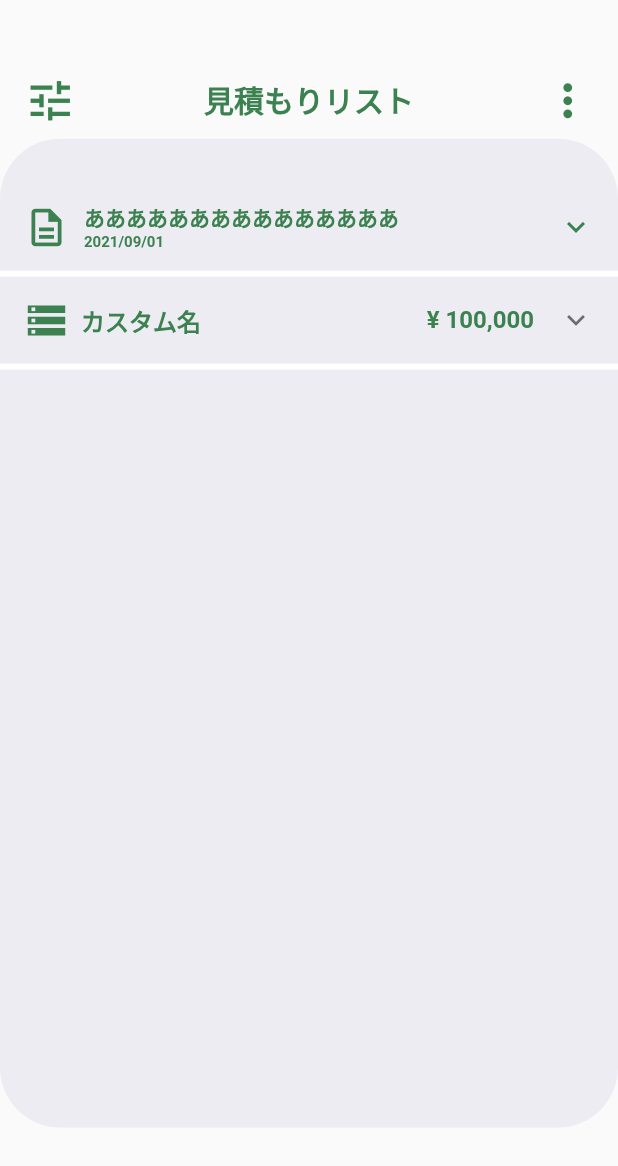
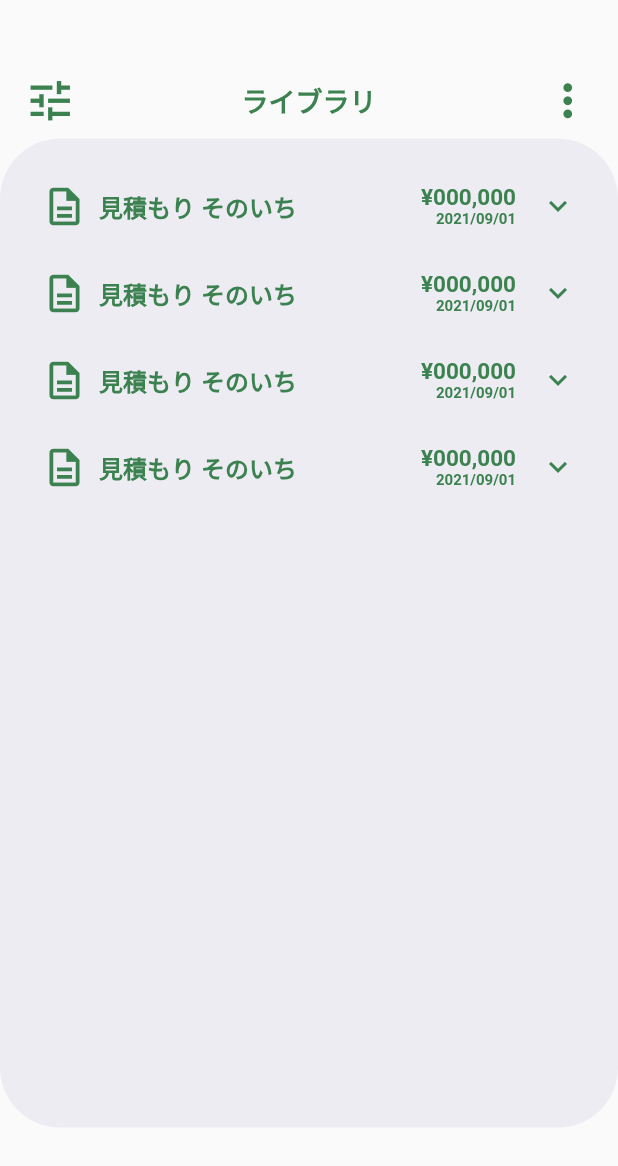
Before and after one commit to OishiKai/PC-Builder, a Flutter app: the StoredCustomListPage screen opened directly, on a phone screen of 412 x 824 dp. Shown: the top 1166 px of the screen. Run offline on Flutter 3.47's test engine with Material 2 defaults, Android fonts, the phone set to English and light mode, and no system bars; our stand-ins replace carousel_slider, flutter_riverpod, freezed_annotation, material_segmented_control, riverpod_annotation, smooth_page_indicator and 1 more; missing offline and left inert: charset_converter, clippy_flutter, euc; accounts and stored records are empty; generated files the repository leaves out were written again.

Commit message:
保存済みカスタムタイル追加

```diff
--- a/lib/pages/stored_custom_list_page.dart
+++ b/lib/pages/stored_custom_list_page.dart
@@ -1,4 +1,5 @@
 import 'package:custom_pc/config/size_config.dart';
+import 'package:custom_pc/widgets/stored_custom_list/custom_tile.dart';
 import 'package:flutter/material.dart';
 
 class StoredCustomListPage extends StatelessWidget {
@@ -31,9 +32,9 @@ class StoredCustomListPage extends StatelessWidget {
                 ),
                 const Spacer(),
                 const Text(
-                  '見積もりリスト',
+                  'ライブラリ',
                   style: TextStyle(
-                    fontSize: 20,
+                    fontSize: 18,
                     color: mainColor,
                     fontWeight: FontWeight.bold,
                   ),
@@ -54,138 +55,21 @@ class StoredCustomListPage extends StatelessWidget {
           ),
           const SizedBox(height: 8),
           Container(
+            padding: const EdgeInsets.only(top: 16),
             height: SizeConfig.blockSizeVertical * 80,
-              padding: const EdgeInsets.only(top: 30),
             decoration: BoxDecoration(
               color: const Color(0xFFEDECF2),
               borderRadius: BorderRadius.circular(40),
             ),
-              child: Column(
-                children: [
-                  Container(
-                    decoration: const BoxDecoration(
-                      border: Border(
-                        bottom: BorderSide(
-                          color: Colors.white,
-                          width: 4,
+            child: ListView.builder(
+              padding: EdgeInsets.zero,
+              shrinkWrap: true,
+              itemCount: 4,
+              itemBuilder: (BuildContext context, int index) {
+                return const CustomTile();
+              },
             ),
           ),
-                    ),
-                    child: Theme(
-                      data: Theme.of(context).copyWith(dividerColor: Colors.transparent),
-                      child: ExpansionTile(
-                        backgroundColor: const Color(0xFFEDECF2),
-                        collapsedIconColor: mainColor,
-                        iconColor: mainColor,
-                        //collapsedBackgroundColor: Colors.redAccent,
-                        collapsedTextColor: Colors.blue,
-                        title: Row(
-                          children: [
-                            const Icon(
-                              Icons.description_outlined,
-                              size: 30,
-                              color: mainColor,
-                            ),
-                            const SizedBox(width: 10),
-                            Column(
-                              crossAxisAlignment: CrossAxisAlignment.start,
-                              children: const [
-                                Text(
-                                  'あああああああああああああああ',
-                                  maxLines: 1,
-                                  textAlign: TextAlign.right,
-                                  overflow: TextOverflow.ellipsis,
-                                  style: TextStyle(
-                                    fontSize: 14,
-                                    fontWeight: FontWeight.bold,
-                                    color: mainColor,
-                                  ),
-                                ),
-                                Text(
-                                  '2021/09/01',
-                                  style: TextStyle(
-                                    fontSize: 10,
-                                    fontWeight: FontWeight.bold,
-                                    color: mainColor,
-                                  ),
-                                ),
-                              ],
-                            ),
-                          ],
-                        ),
-                        children: const [
-                          ListTile(
-                            title: Text(
-                              'CPU',
-                              style: TextStyle(
-                                fontSize: 20,
-                                fontWeight: FontWeight.bold,
-                              ),
-                            ),
-                          ),
-                        ],
-                      ),
-                    ),
-                  ),
-                  Container(
-                    decoration: const BoxDecoration(
-                      border: Border(
-                        bottom: BorderSide(
-                          color: Colors.white,
-                          width: 4,
-                        ),
-                      ),
-                    ),
-                    child: Theme(
-                      data: Theme.of(context).copyWith(dividerColor: Colors.transparent),
-                      child: ExpansionTile(
-                        backgroundColor: const Color(0xFFEDECF2),
-                        //collapsedIconColor: mainColor,
-                        //collapsedBackgroundColor: Colors.redAccent,
-                        collapsedTextColor: Colors.blue,
-                        title: Row(
-                          children: const [
-                            Icon(
-                              Icons.storage_sharp,
-                              size: 30,
-                              color: mainColor,
-                            ),
-                            SizedBox(width: 8),
-                            Text(
-                              'カスタム名',
-                              style: TextStyle(
-                                fontSize: 16,
-                                fontWeight: FontWeight.bold,
-                                color: mainColor,
-                              ),
-                            ),
-                            Spacer(),
-                            Text(
-                              '¥ 100,000',
-                              style: TextStyle(
-                                fontSize: 16,
-                                fontWeight: FontWeight.bold,
-                                color: mainColor,
-                              ),
-                            ),
-                          ],
-                        ),
-                        children: const [
-                          ListTile(
-                            title: Text(
-                              'CPU',
-                              style: TextStyle(
-                                fontSize: 20,
-                                fontWeight: FontWeight.bold,
-                              ),
-                            ),
-                          ),
-                        ],
-                      ),
-                    ),
-                  ),
-                ],
-              )),
         ],
       ),
     ));
--- /dev/null
+++ b/lib/widgets/stored_custom_list/custom_tile.dart
@@ -0,0 +1,347 @@
+import 'package:custom_pc/config/size_config.dart';
+import 'package:flutter/material.dart';
+
+class CustomTile extends StatelessWidget {
+  const CustomTile({super.key});
+
+  @override
+  Widget build(BuildContext context) {
+    SizeConfig().init(context);
+    const mainColor = Color.fromRGBO(60, 130, 80, 1);
+
+    return Container(
+      padding: const EdgeInsets.symmetric(horizontal: 12),
+      child: Theme(
+        data: Theme.of(context).copyWith(dividerColor: Colors.transparent),
+        child: ExpansionTile(
+          backgroundColor: const Color(0xFFEDECF2),
+          collapsedIconColor: mainColor,
+          iconColor: mainColor,
+          //collapsedBackgroundColor: Colors.redAccent,
+          collapsedTextColor: Colors.blue,
+          title: Row(
+            children: [
+              const Icon(
+                Icons.description_outlined,
+                size: 30,
+                color: mainColor,
+              ),
+              const SizedBox(width: 8),
+              Expanded(
+                child: Text(
+                  '見積もり そのいち',
+                  maxLines: 1,
+                  textAlign: TextAlign.left,
+                  overflow: TextOverflow.ellipsis,
+                  style: TextStyle(
+                    fontSize: 16,
+                    fontWeight: FontWeight.bold,
+                    color: mainColor,
+                  ),
+                ),
+              ),
+              SizedBox(
+                width: 16,
+              ),
+              Column(
+                crossAxisAlignment: CrossAxisAlignment.end,
+                children: [
+                  Text(
+                    '¥000,000',
+                    style: TextStyle(
+                      fontSize: 15,
+                      fontWeight: FontWeight.bold,
+                      color: mainColor,
+                    ),
+                  ),
+                  Text(
+                    '2021/09/01',
+                    style: TextStyle(
+                      fontSize: 10,
+                      fontWeight: FontWeight.bold,
+                      color: mainColor,
+                    ),
+                  ),
+                ],
+              ),
+            ],
+          ),
+          children: [
+            Container(
+                width: double.infinity,
+                decoration: BoxDecoration(
+                    color: Colors.white,
+                    borderRadius: const BorderRadius.only(
+                      bottomLeft: Radius.circular(15),
+                      bottomRight: Radius.circular(15),
+                    ),
+                    border: Border.all(
+                      color: mainColor,
+                      width: 1,
+                    )),
+                child: Container(
+                  padding: const EdgeInsets.all(8.0),
+                  child: Column(children: [
+                    Padding(
+                      padding: const EdgeInsets.only(bottom: 8.0),
+                      child: Row(
+                        mainAxisAlignment: MainAxisAlignment.spaceBetween,
+                        children: [
+                          Image.network(
+                            'https://img1.kakaku.k-img.com/images/productimage/fullscale/K0001429753.jpg',
+                            width: SizeConfig.blockSizeHorizontal * 10,
+                          ),
+                          SizedBox(
+                            width: 8,
+                          ),
+                          Expanded(
+                            child: Text(
+                              Characters('Ryzen 7 7800X3D BOX').replaceAll(Characters(''), Characters('\u{200B}')).toString(),
+                              maxLines: 1,
+                              overflow: TextOverflow.ellipsis,
+                              textAlign: TextAlign.start,
+                              style: TextStyle(
+                                fontWeight: FontWeight.bold,
+                                fontSize: 14,
+                                //color: mainColor,
+                              ),
+                            ),
+                          ),
+                          Text(
+                            '¥000,000',
+                            style: TextStyle(
+                              fontSize: 13,
+                              fontWeight: FontWeight.bold,
+                            ),
+                          ),
+                          SizedBox(
+                            width: 8,
+                          ),
+                          Icon(
+                            Icons.arrow_forward_ios_rounded,
+                            size: 12,
+                            color: mainColor,
+                          ),
+                        ],
+                      ),
+                    ),
+                    Padding(
+                      padding: const EdgeInsets.only(bottom: 8.0),
+                      child: Row(
+                        mainAxisAlignment: MainAxisAlignment.spaceBetween,
+                        children: [
+                          Image.network(
+                            'https://img1.kakaku.k-img.com/images/productimage/fullscale/K0001429753.jpg',
+                            width: SizeConfig.blockSizeHorizontal * 10,
+                          ),
+                          SizedBox(
+                            width: 8,
+                          ),
+                          Expanded(
+                            child: Text(
+                              Characters('Ryzen 7 7800X3D BOX').replaceAll(Characters(''), Characters('\u{200B}')).toString(),
+                              maxLines: 1,
+                              overflow: TextOverflow.ellipsis,
+                              textAlign: TextAlign.start,
+                              style: TextStyle(
+                                fontWeight: FontWeight.bold,
+                                fontSize: 14,
+                                //color: mainColor,
+                              ),
+                            ),
+                          ),
+                          Text(
+                            '¥000,000',
+                            style: TextStyle(
+                              fontSize: 13,
+                              fontWeight: FontWeight.bold,
+                            ),
+                          ),
+                          SizedBox(
+                            width: 8,
+                          ),
+                          Icon(
+                            Icons.arrow_forward_ios_rounded,
+                            size: 12,
+                            color: mainColor,
+                          ),
+                        ],
+                      ),
+                    ),
+                    Padding(
+                      padding: const EdgeInsets.only(bottom: 8.0),
+                      child: Row(
+                        mainAxisAlignment: MainAxisAlignment.spaceBetween,
+                        children: [
+                          Image.network(
+                            'https://img1.kakaku.k-img.com/images/productimage/fullscale/K0001429753.jpg',
+                            width: SizeConfig.blockSizeHorizontal * 10,
+                          ),
+                          SizedBox(
+                            width: 8,
+                          ),
+                          Expanded(
+                            child: Text(
+                              Characters('Ryzen 7 7800X3D BOX').replaceAll(Characters(''), Characters('\u{200B}')).toString(),
+                              maxLines: 1,
+                              overflow: TextOverflow.ellipsis,
+                              textAlign: TextAlign.start,
+                              style: TextStyle(
+                                fontWeight: FontWeight.bold,
+                                fontSize: 14,
+                                //color: mainColor,
+                              ),
+                            ),
+                          ),
+                          Text(
+                            '¥000,000',
+                            style: TextStyle(
+                              fontSize: 13,
+                              fontWeight: FontWeight.bold,
+                            ),
+                          ),
+                          SizedBox(
+                            width: 8,
+                          ),
+                          Icon(
+                            Icons.arrow_forward_ios_rounded,
+                            size: 12,
+                            color: mainColor,
+                          ),
+                        ],
+                      ),
+                    ),
+                    Padding(
+                      padding: const EdgeInsets.only(bottom: 8.0),
+                      child: Row(
+                        mainAxisAlignment: MainAxisAlignment.spaceBetween,
+                        children: [
+                          Image.network(
+                            'https://img1.kakaku.k-img.com/images/productimage/fullscale/K0001429753.jpg',
+                            width: SizeConfig.blockSizeHorizontal * 10,
+                          ),
+                          SizedBox(
+                            width: 8,
+                          ),
+                          Expanded(
+                            child: Text(
+                              Characters('Ryzen 7 7800X3D BOX').replaceAll(Characters(''), Characters('\u{200B}')).toString(),
+                              maxLines: 1,
+                              overflow: TextOverflow.ellipsis,
+                              textAlign: TextAlign.start,
+                              style: TextStyle(
+                                fontWeight: FontWeight.bold,
+                                fontSize: 14,
+                                //color: mainColor,
+                              ),
+                            ),
+                          ),
+                          Text(
+                            '¥000,000',
+                            style: TextStyle(
+                              fontSize: 13,
+                              fontWeight: FontWeight.bold,
+                            ),
+                          ),
+                          SizedBox(
+                            width: 8,
+                          ),
+                          Icon(
+                            Icons.arrow_forward_ios_rounded,
+                            size: 12,
+                            color: mainColor,
+                          ),
+                        ],
+                      ),
+                    ),
+                    Row(
+                      mainAxisAlignment: MainAxisAlignment.end,
+                      children: [
+                        Expanded(
+                          child: Container(
+                            height: 38,
+                            padding: const EdgeInsets.only(left: 4),
+                            decoration: BoxDecoration(
+                              color: Colors.green[100],
+                              borderRadius: BorderRadius.circular(5),
+                            ),
+                            child: Row(
+                              mainAxisAlignment: MainAxisAlignment.start,
+                              children: [
+                                Icon(
+                                  Icons.check_circle_outline_rounded,
+                                  size: 22,
+                                  color: mainColor,
+                                ),
+                                Spacer(
+                                  flex: 2,
+                                ),
+                                Text(
+                                  '互換性問題なし',
+                                  style: TextStyle(
+                                    fontSize: 12,
+                                    fontWeight: FontWeight.bold,
+                                    color: mainColor,
+                                  ),
+                                ),
+                                Spacer(
+                                  flex: 3,
+                                ),
+                              ],
+                            ),
+                          ),
+                        ),
+                        const SizedBox(
+                          width: 8,
+                        ),
+                        ElevatedButton(
+                          onPressed: () {},
+                          style: ElevatedButton.styleFrom(
+                            primary: mainColor,
+                            shape: RoundedRectangleBorder(
+                              borderRadius: BorderRadius.circular(15),
+                            ),
+                          ),
+                          child: Padding(
+                            padding: EdgeInsets.symmetric(horizontal: SizeConfig.blockSizeHorizontal * 4),
+                            child: const Text(
+                              '編集',
+                              style: TextStyle(
+                                fontSize: 14,
+                                fontWeight: FontWeight.bold,
+                              ),
+                            ),
+                          ),
+                        ),
+                        const SizedBox(
+                          width: 8,
+                        ),
+                        ElevatedButton(
+                          onPressed: () {},
+                          style: ElevatedButton.styleFrom(
+                            primary: Colors.red[400],
+                            shape: RoundedRectangleBorder(
+                              borderRadius: BorderRadius.circular(15),
+                            ),
+                          ),
+                          child: Padding(
+                            padding: EdgeInsets.symmetric(horizontal: SizeConfig.blockSizeHorizontal * 4),
+                            child: const Text(
+                              '削除',
+                              style: TextStyle(
+                                fontSize: 14,
+                                fontWeight: FontWeight.bold,
+                              ),
+                            ),
+                          ),
+                        ),
+                      ],
+                    )
+                  ]),
+                )),
+          ],
+        ),
+      ),
+    );
+  }
+}
```
Lines whose indentation alone changed are shown as unchanged.
